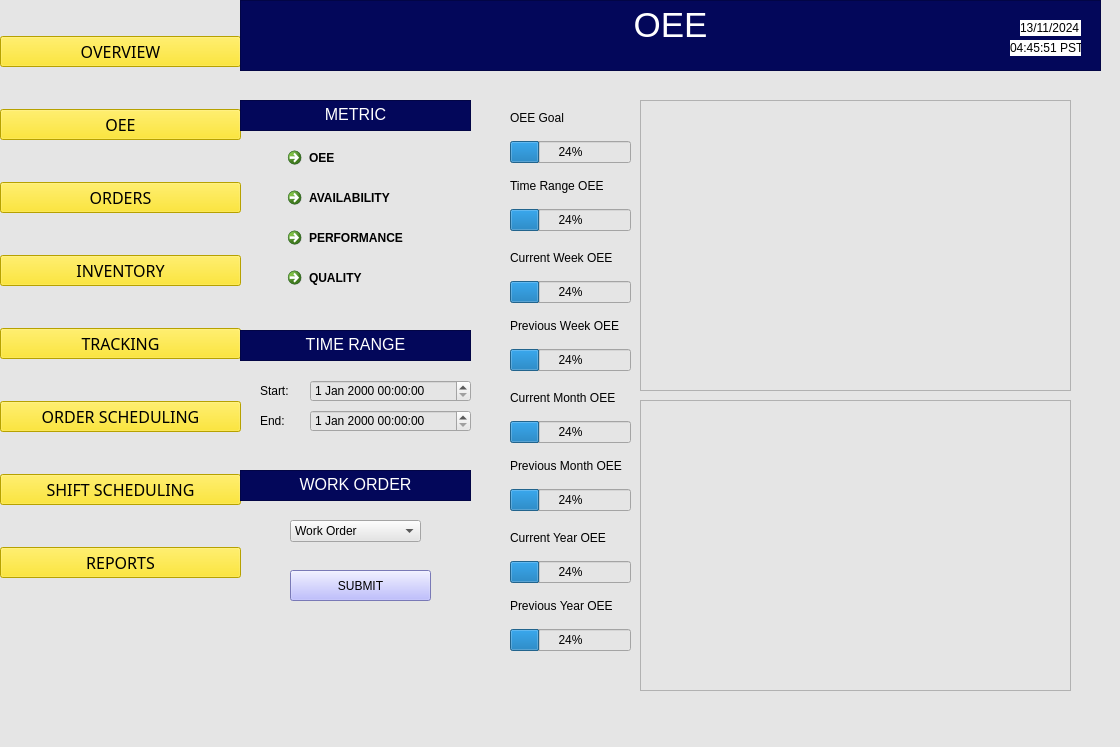
Reebs296/455MES, file GUI_OEE.ui: the form before one commit.
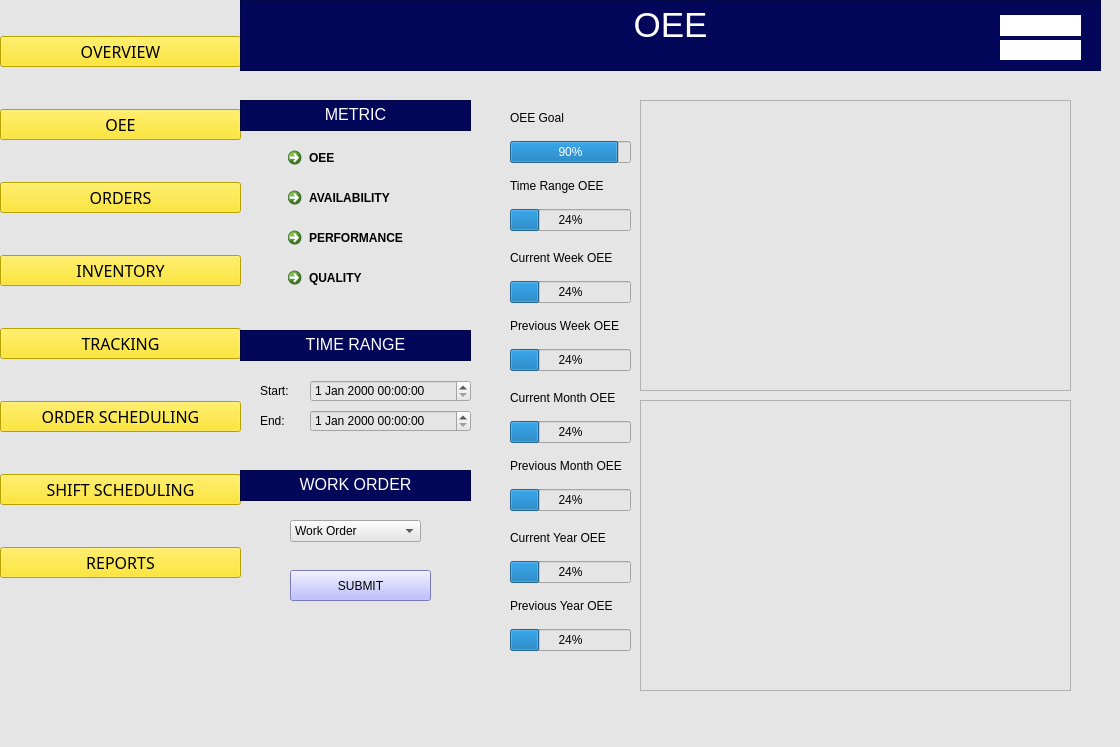
The form after the commit.

What changed in the file:
```diff
--- a/GUI_OEE.ui
+++ b/GUI_OEE.ui
@@ -389,7 +389,7 @@
      <item>
       <widget class="QProgressBar" name="progressBar_3">
        <property name="value">
-        <number>24</number>
+        <number>90</number>
        </property>
       </widget>
      </item>
@@ -529,38 +529,6 @@
      </item>
     </layout>
    </widget>
-   <widget class="QLabel" name="label_13">
-    <property name="geometry">
-     <rect>
-      <x>1020</x>
-      <y>20</y>
-      <width>61</width>
-      <height>16</height>
-     </rect>
-    </property>
-    <property name="styleSheet">
-     <string notr="true">background-color: rgb(255, 255, 255);</string>
-    </property>
-    <property name="text">
-     <string>13/11/2024</string>
-    </property>
-   </widget>
-   <widget class="QLabel" name="label_14">
-    <property name="geometry">
-     <rect>
-      <x>1010</x>
-      <y>40</y>
-      <width>71</width>
-      <height>16</height>
-     </rect>
-    </property>
-    <property name="styleSheet">
-     <string notr="true">background-color: rgb(255, 255, 255);</string>
-    </property>
-    <property name="text">
-     <string>04:45:51 PST</string>
-    </property>
-   </widget>
    <widget class="QGraphicsView" name="graphicsView_3">
     <property name="geometry">
      <rect>
@@ -597,6 +565,38 @@
      <string>SUBMIT</string>
     </property>
    </widget>
+   <widget class="QLabel" name="label_13">
+    <property name="geometry">
+     <rect>
+      <x>1000</x>
+      <y>15</y>
+      <width>81</width>
+      <height>21</height>
+     </rect>
+    </property>
+    <property name="styleSheet">
+     <string notr="true">background-color: rgb(255, 255, 255);</string>
+    </property>
+    <property name="text">
+     <string/>
+    </property>
+   </widget>
+   <widget class="QLabel" name="label_14">
+    <property name="geometry">
+     <rect>
+      <x>1000</x>
+      <y>40</y>
+      <width>81</width>
+      <height>20</height>
+     </rect>
+    </property>
+    <property name="styleSheet">
+     <string notr="true">background-color: rgb(255, 255, 255);</string>
+    </property>
+    <property name="text">
+     <string/>
+    </property>
+   </widget>
   </widget>
   <widget class="QStatusBar" name="statusbar"/>
  </widget>
```
